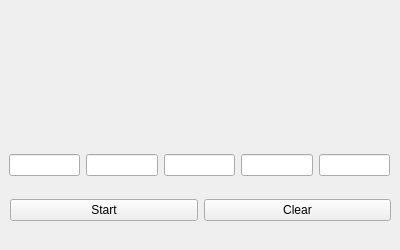
First picture: the form in ip-calc-qt/IPCalcForm.ui, repository A92LEKSANDR/ip-calc-qt, before the edit.
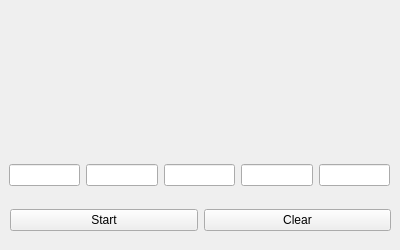
Second picture: the form after the edit.

```diff
--- a/ip-calc-qt/IPCalcForm.ui
+++ b/ip-calc-qt/IPCalcForm.ui
@@ -30,7 +30,7 @@
     <property name="geometry">
      <rect>
       <x>10</x>
-      <y>190</y>
+      <y>200</y>
       <width>381</width>
       <height>41</height>
      </rect>
@@ -56,7 +56,7 @@
     <property name="geometry">
      <rect>
       <x>9</x>
-      <y>150</y>
+      <y>160</y>
       <width>381</width>
       <height>31</height>
      </rect>
```
